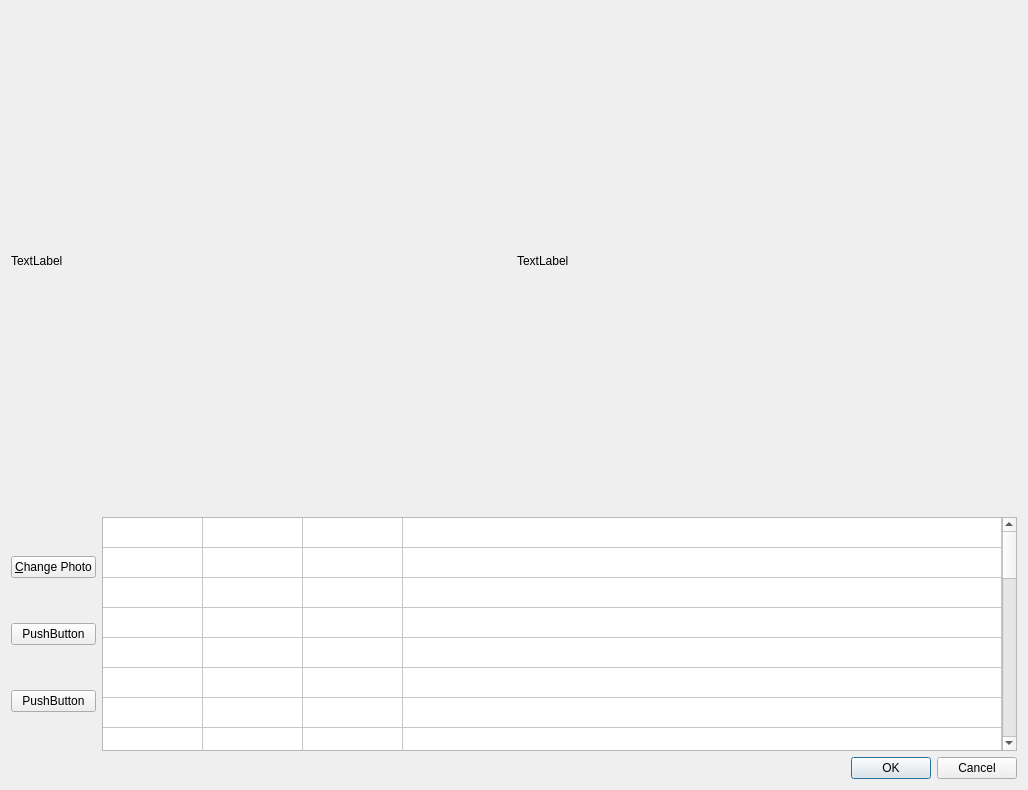
yodermk/LIbreCalendarCreator, file editmonth.ui: the form before one commit.
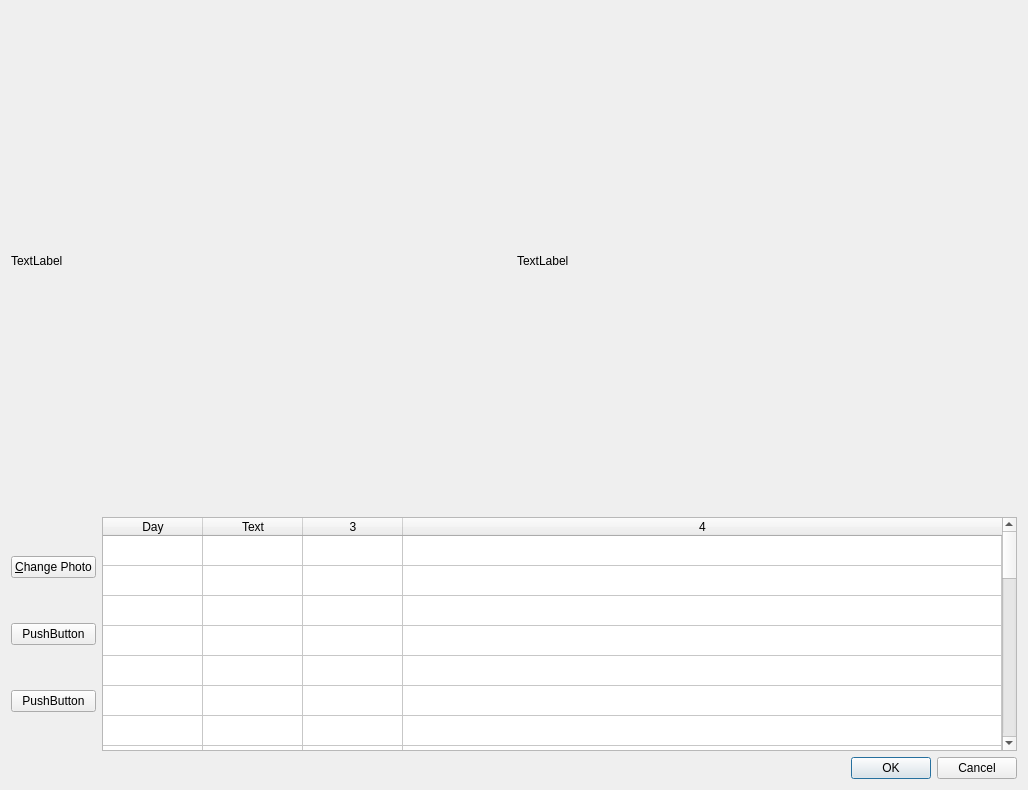
The form after the commit.

Diff of the .ui file:
```diff
--- a/editmonth.ui
+++ b/editmonth.ui
@@ -80,7 +80,7 @@
         <number>4</number>
        </property>
        <attribute name="horizontalHeaderVisible">
-        <bool>false</bool>
+        <bool>true</bool>
        </attribute>
        <attribute name="horizontalHeaderStretchLastSection">
         <bool>true</bool>
```
